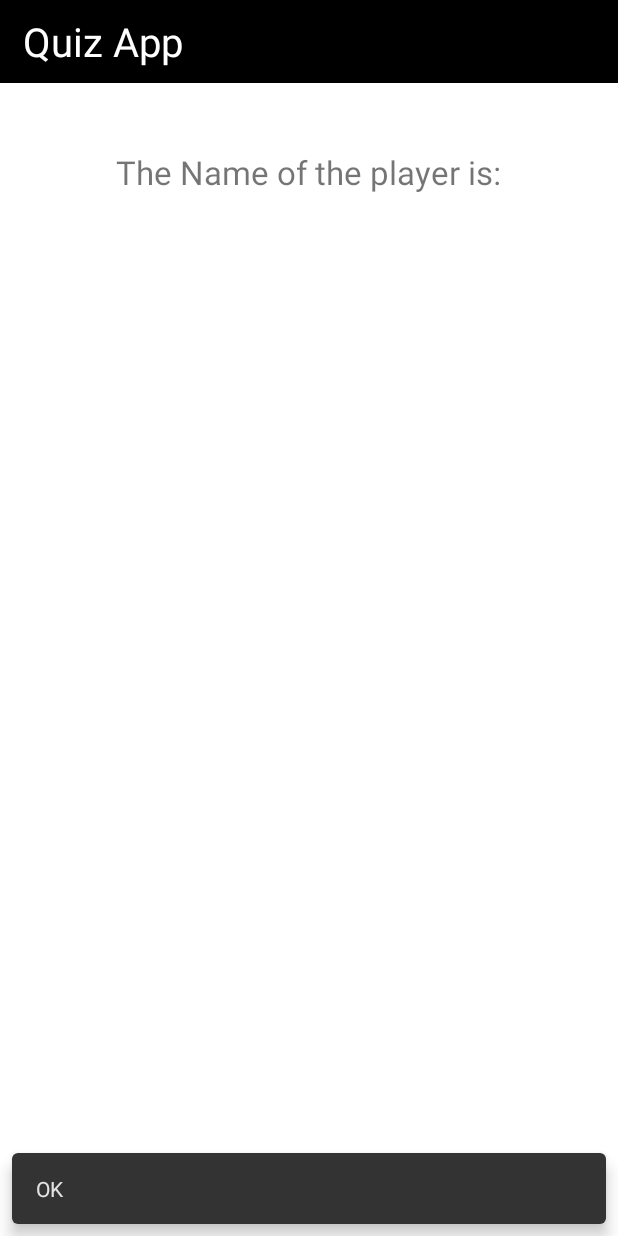
After one commit to D-SZAdorjan/QuizApp, an Android app: the AppFirstPageActivity screen opened directly, with no data from a screen before it, on a phone screen of 412 x 824 dp. The commit adds this screen. Run offline under Robolectric (Android 15) with nearby library versions, the phone set to English and light mode, and no system bars.

Commit message:
4-es labor 3as feladat

```diff
--- a/Lab3_2/app/src/main/AndroidManifest.xml
+++ b/Lab3_2/app/src/main/AndroidManifest.xml
@@ -10,6 +10,9 @@
         android:supportsRtl="true"
         android:theme="@style/Theme.Lab3_2">
         <activity
+            android:name=".AppFirstPageActivity"
+            android:exported="true" />
+        <activity
             android:name=".MainActivity"
             android:exported="true">
             <intent-filter>
--- /dev/null
+++ b/Lab3_2/app/src/main/java/com/example/lab3_2/AppFirstPageActivity.kt
@@ -0,0 +1,25 @@
+package com.example.lab3_2
+
+import androidx.appcompat.app.AppCompatActivity
+import android.os.Bundle
+import android.widget.TextView
+import com.google.android.material.snackbar.Snackbar
+
+class AppFirstPageActivity : AppCompatActivity() {
+    private lateinit var user_name : TextView
+
+    override fun onCreate(savedInstanceState: Bundle?) {
+        super.onCreate(savedInstanceState)
+        super.getSupportActionBar()?.hide()
+
+        Snackbar.make(window.decorView.rootView, "OK", Snackbar.LENGTH_LONG).show()
+
+        setContentView(R.layout.activity_app_first_page)
+
+        user_name = findViewById(R.id.name_of_player)
+
+        val u_name = intent.getStringExtra(MainActivity.EXTRA_MESSAGE)
+
+        user_name.setText(u_name)
+    }
+}
--- /dev/null
+++ b/Lab3_2/app/src/main/res/layout/activity_app_first_page.xml
@@ -0,0 +1,45 @@
+<?xml version="1.0" encoding="utf-8"?>
+<androidx.constraintlayout.widget.ConstraintLayout xmlns:android="http://schemas.android.com/apk/res/android"
+    xmlns:app="http://schemas.android.com/apk/res-auto"
+    xmlns:tools="http://schemas.android.com/tools"
+    android:layout_width="match_parent"
+    android:layout_height="match_parent"
+    tools:context=".AppFirstPageActivity">
+<RelativeLayout
+    android:layout_width="match_parent"
+    android:layout_height="match_parent">
+        <LinearLayout
+            android:layout_width="match_parent"
+            android:layout_height="25pt"
+            android:background="@color/black"
+            android:id="@+id/heder_main">
+            <TextView
+                android:layout_width="wrap_content"
+                android:layout_height="wrap_content"
+                android:text="Quiz App"
+                android:textColor="@color/white"
+                android:textSize="12pt"
+                android:layout_marginLeft="7pt"
+                android:layout_gravity="center_vertical"/>
+        </LinearLayout>
+        <TextView
+            android:layout_below="@+id/heder_main"
+            android:id="@+id/intro_text"
+            android:layout_width="wrap_content"
+            android:layout_height="wrap_content"
+            android:text="The Name of the player is:"
+            android:layout_centerHorizontal="true"
+            android:textSize="10pt"
+            android:layout_marginTop="20pt"/>
+        <TextView
+            android:id="@+id/name_of_player"
+            android:layout_below="@+id/intro_text"
+            android:layout_width="wrap_content"
+            android:layout_height="wrap_content"
+            android:text="Your Name"
+            android:layout_centerHorizontal="true"
+            android:layout_marginTop="10pt"
+            android:textSize="9pt"
+            android:textColor="@color/orange_f9100"/>
+</RelativeLayout>
+</androidx.constraintlayout.widget.ConstraintLayout>
--- a/Lab3_2/build.gradle
+++ b/Lab3_2/build.gradle
@@ -5,7 +5,7 @@ buildscript {
         mavenCentral()
     }
     dependencies {
-        classpath "com.android.tools.build:gradle:7.0.0"
+        classpath 'com.android.tools.build:gradle:7.0.2'
         classpath "org.jetbrains.kotlin:kotlin-gradle-plugin:1.5.20"
 
         // NOTE: Do not place your application dependencies here; they belong
```
Also changed, not shown: Lab3_2/app/src/main/java/com/example/lab3_2/MainActivity.kt (+87 -6 lines), Lab3_2/app/src/main/res/layout/activity_main.xml (+11 -1 lines).
